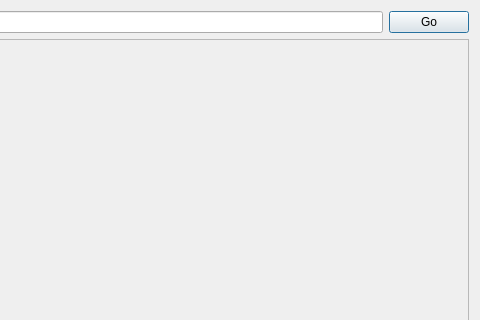
Old version of the form src/widgets/searchdialog.ui in the repository 0xzer0x/quran-companion; both pictures show x 102 to 582 and y 0 to 320 of the 582 by 552 pixel window.
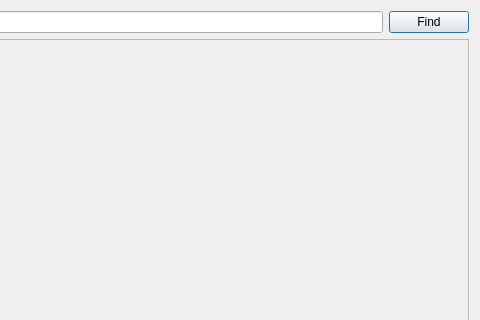
New version of the form.

```diff
--- a/src/widgets/searchdialog.ui
+++ b/src/widgets/searchdialog.ui
@@ -22,7 +22,7 @@
      <item>
       <widget class="QPushButton" name="btnSrch">
        <property name="text">
-        <string>Go</string>
+        <string>Find</string>
        </property>
       </widget>
      </item>
```
